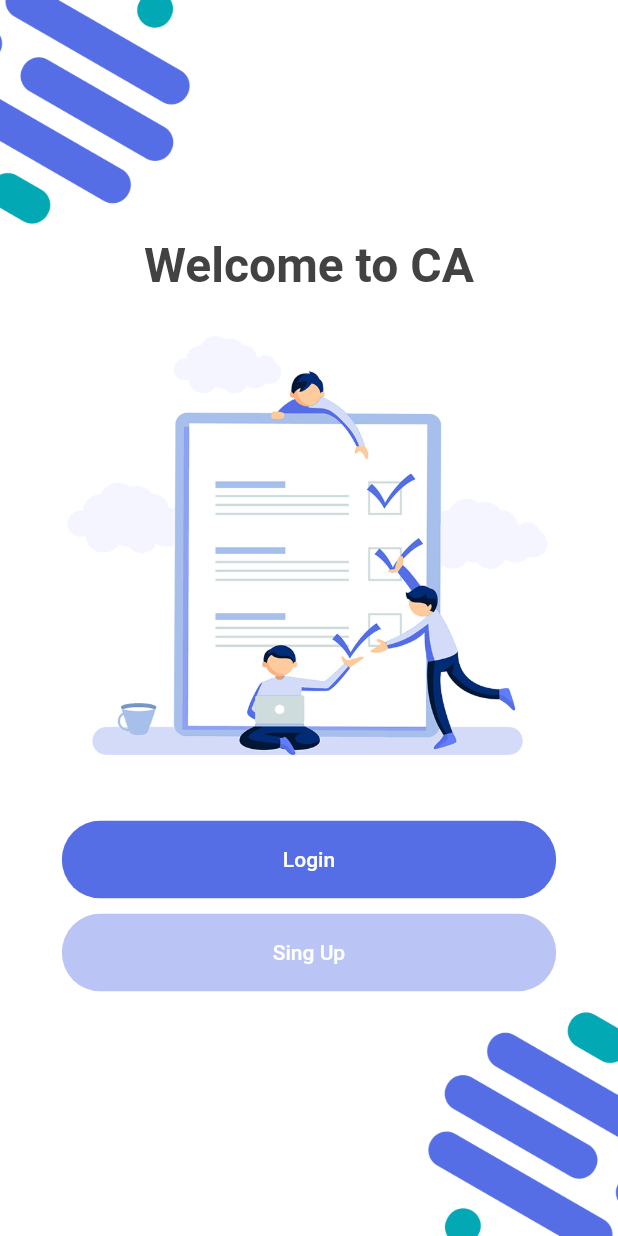
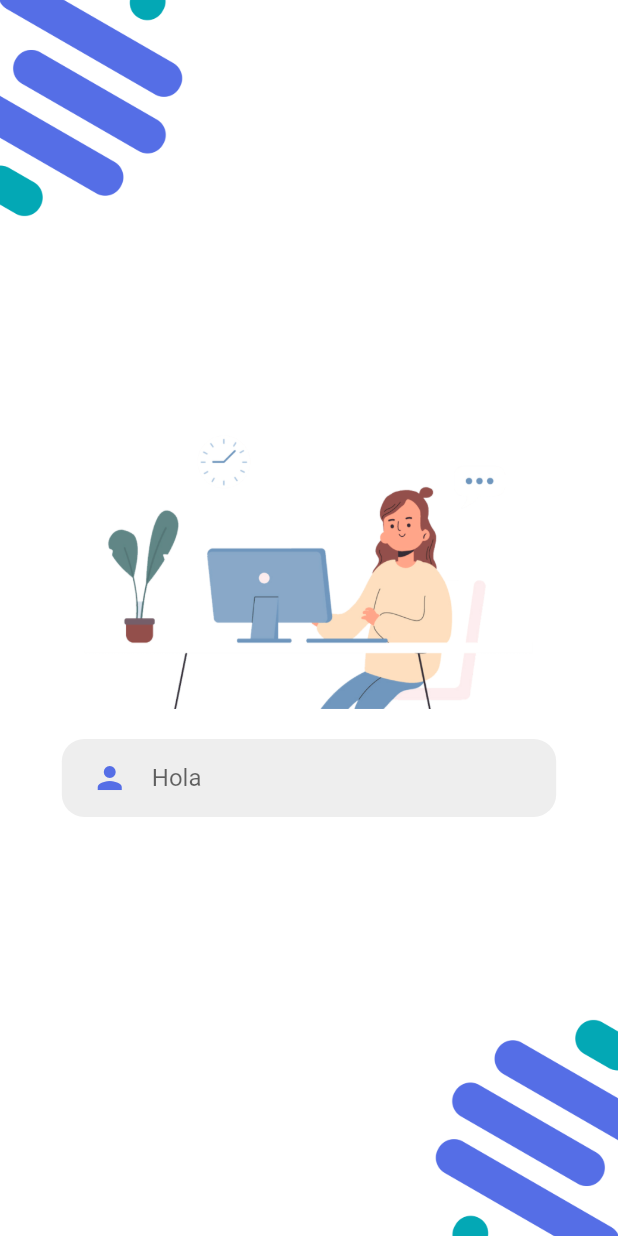
Before and after one commit to yolitzr/login_app, a Flutter app: the screen it shows after launch, after a tap on "Login", on a phone screen of 412 x 824 dp. Run offline on Flutter 3.47's test engine with Material 2 defaults, Android fonts, the phone set to English and light mode, and no system bars.

Commit message:
UI Login

```diff
--- /dev/null
+++ b/lib/Screens/Login/components/body.dart
@@ -0,0 +1,37 @@
+import 'package:flutter/material.dart';
+import 'package:login_app/Screens/Login/components/rounded_input_field.dart';
+import 'package:login_app/components/background.dart';
+
+class Body extends StatelessWidget {
+  const Body({
+    Key? key,
+    required this.size,
+  }) : super(key: key);
+
+  final Size size;
+
+  @override
+  Widget build(BuildContext context) {
+    Size size = MediaQuery.of(context)
+        .size; // This size provide us total heiggt and width of our screen
+    return Stack(
+      children: [
+        Background(
+            size: size,
+            child: SingleChildScrollView(
+              child: Column(
+                  mainAxisAlignment: MainAxisAlignment.center,
+                  children: [
+                    Image.asset('assets/profile-img.png',
+                        width: size.width * 0.8),
+                    RoundedInputField(
+                        size: size,
+                        hintText: 'Hola',
+                        onChanged: (value) {},
+                        icon: Icons.person),
+                  ]),
+            ))
+      ],
+    );
+  }
+}
--- /dev/null
+++ b/lib/Screens/Login/components/rounded_input_field.dart
@@ -0,0 +1,36 @@
+import 'package:flutter/material.dart';
+import 'package:login_app/Screens/Login/components/text_field_container.dart';
+import 'package:login_app/constants.dart';
+
+class RoundedInputField extends StatelessWidget {
+  final Size size;
+  final String hintText;
+  final IconData icon;
+  final ValueChanged<String> onChanged;
+
+  const RoundedInputField({
+    Key? key,
+    required this.size,
+    required this.hintText,
+    required this.icon,
+    required this.onChanged,
+  }) : super(key: key);
+
+  @override
+  Widget build(BuildContext context) {
+    return TextFieldContainer(
+      size: size,
+      child: TextField(
+        onChanged: onChanged,
+        decoration: InputDecoration(
+          icon: Icon(
+            icon,
+            color: bgButton,
+          ),
+          hintText: hintText,
+          border: InputBorder.none,
+        ),
+      ),
+    );
+  }
+}
--- /dev/null
+++ b/lib/Screens/Login/components/text_field_container.dart
@@ -0,0 +1,26 @@
+import 'package:flutter/material.dart';
+
+class TextFieldContainer extends StatelessWidget {
+  const TextFieldContainer({
+    Key? key,
+    required this.size,
+    required this.child,
+  }) : super(key: key);
+
+  final Size size;
+  final Widget child;
+
+  @override
+  Widget build(BuildContext context) {
+    return Container(
+      width: size.width * 0.8,
+      margin: const EdgeInsets.symmetric(vertical: 20),
+      padding: const EdgeInsets.symmetric(vertical: 2, horizontal: 20),
+      decoration: BoxDecoration(
+        color: Colors.grey[200],
+        borderRadius: BorderRadius.circular(15),
+      ),
+      child: child,
+    );
+  }
+}
--- /dev/null
+++ b/lib/Screens/Login/login_screen.dart
@@ -0,0 +1,14 @@
+import 'package:flutter/material.dart';
+import 'package:login_app/Screens/Login/components/body.dart';
+
+class LoginScreen extends StatelessWidget {
+  const LoginScreen({Key? key}) : super(key: key);
+
+  @override
+  Widget build(BuildContext context) {
+    Size size = MediaQuery.of(context).size; // This size provide us total heiggt and width of our screen
+    return Scaffold(
+      body: Body(size: size),
+    );
+  }
+}
--- a/lib/Screens/Welcome/components/body.dart
+++ b/lib/Screens/Welcome/components/body.dart
@@ -1,16 +1,20 @@
 import 'package:flutter/material.dart';
-import 'package:login_app/Screens/Welcome/components/background.dart';
+import 'package:login_app/Screens/Login/login_screen.dart';
+import 'package:login_app/components/background.dart';
 import 'package:login_app/components/rounded_button.dart';
 import 'package:login_app/constants.dart';
 
 class Body extends StatelessWidget {
-  const Body({Key? key}) : super(key: key);
+  const Body({Key? key, required this.size}) : super(key: key);
+
+  final Size size;
 
   @override
   Widget build(BuildContext context) {
     Size size = MediaQuery.of(context).size; // This size provide us total heiggt and width of our screen
     return Background(
         size: size,
+        child: SingleChildScrollView(
           child: Column(
             mainAxisAlignment: MainAxisAlignment.center,
             children: [
@@ -22,16 +26,21 @@ class Body extends StatelessWidget {
                   fontWeight: FontWeight.bold,
                 ),
               ),
-            SizedBox(height: size.height * 0.01),
+              SizedBox(height: size.height * 0.02),
               Image.asset(
                 'assets/verification-img.png',
                 width: size.width * 0.8,
                 height: size.height * 0.4,
               ),
-            SizedBox(height: size.height * 0.01),
+              SizedBox(height: size.height * 0.02),
               RoundedButton(
                 size: size,
-              onPressed: () {},
+                onPressed: () {
+                  Navigator.push(
+                    context,
+                    MaterialPageRoute(builder: (context) => const LoginScreen())
+                  );
+                },
                 text: 'Login',
                 bgColor: bgButton,
                 textColor: Colors.white,
@@ -44,6 +53,7 @@ class Body extends StatelessWidget {
                 textColor: Colors.white,
               ) // This is the old FlatButton
             ],
+          ),
         ));
   }
 }
--- a/lib/Screens/Welcome/welcome_screen.dart
+++ b/lib/Screens/Welcome/welcome_screen.dart
@@ -6,6 +6,9 @@ class WelcomeScreen extends StatelessWidget {
 
   @override
   Widget build(BuildContext context) {
-    return const Scaffold(body: Body());
+    Size size = MediaQuery.of(context).size; // This size provide us total heiggt and width of our screen
+    return  Scaffold(
+      body: Body(size: size)
+    );
   }
 }
--- a/lib/Screens/Welcome/components/background.dart
+++ b/lib/components/background.dart
@@ -12,23 +12,23 @@ class Background extends StatelessWidget {
 
   @override
   Widget build(BuildContext context) {
-    return  Container(
+    return  SizedBox(
         height: size.height,
         width: double.infinity,
         child: Stack(
           alignment: Alignment.center,
           children: [
             Positioned(
-              top: -35,
-              left: -35,
+              top: -40,
+              left: -40,
               child: Image.asset(
                 'assets/bg-auth-welcome-top.png',
                 width: size.width * 0.4,
               ),
             ),
             Positioned(
-              bottom: -35,
-              right: -35,
+              bottom: -40,
+              right: -40,
               child: Image.asset(
                 'assets/bg-auth-welcome-bottom.png',
                 width: size.width * 0.4,
--- a/lib/components/rounded_button.dart
+++ b/lib/components/rounded_button.dart
@@ -33,6 +33,7 @@ class RoundedButton extends StatelessWidget {
             text,
             style: TextStyle(
               color: textColor,
+              fontSize: 14,
             ),
           ),
         ),
--- a/lib/main.dart
+++ b/lib/main.dart
@@ -2,22 +2,13 @@ import 'package:flutter/material.dart';
 import 'package:login_app/Screens/Welcome/welcome_screen.dart';
 
 void main() {
-  runApp(const MyApp());
-}
-
-class MyApp extends StatelessWidget {
-  const MyApp({Key? key}) : super(key: key);
-
-  // This widget is the root of your application.
-  @override
-  Widget build(BuildContext context) {
-    return MaterialApp(
+  runApp(MaterialApp(
       debugShowCheckedModeBanner: false,
       title: 'Flutter Auth',
       theme: ThemeData(
         scaffoldBackgroundColor: Colors.white,
       ),
       home: const WelcomeScreen(),
-    );
-  }
+    )
+  );
 }
```
Also changed, not shown: assets/profile-img.png (added), 1 other file. Lines whose indentation alone changed are shown as unchanged.
